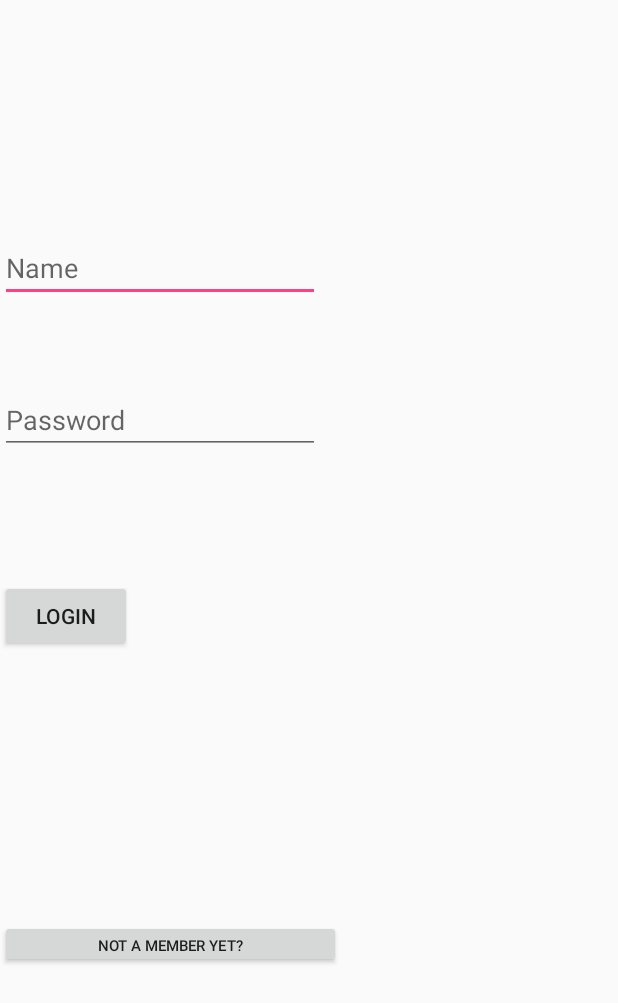
After one commit to bmashlum/WorkoutTracker-1, an Android app: the LoginActivity screen opened directly, with no data from a screen before it, on a phone screen of 412 x 824 dp. The commit adds this screen. Shown: the top 1003 px of the screen. Run offline under Robolectric (Android 15) with nearby library versions, the phone set to English and light mode, and no system bars.

Commit message:
also has login now

```diff
--- a/FitAid App/app/src/main/AndroidManifest.xml
+++ b/FitAid App/app/src/main/AndroidManifest.xml
@@ -19,7 +19,8 @@
                 <category android:name="android.intent.category.LAUNCHER" />
             </intent-filter>
         </activity>
-        <activity android:name=".SignInActivity"></activity>
+        <activity android:name=".SignInActivity" />
+        <activity android:name=".LoginActivity"></activity>
     </application>
 
 </manifest>
--- /dev/null
+++ b/FitAid App/app/src/main/java/com/example/brad/fitaid/LoginActivity.java
@@ -0,0 +1,63 @@
+package com.example.brad.fitaid;
+
+import android.content.Intent;
+import android.support.v7.app.AppCompatActivity;
+import android.os.Bundle;
+import android.view.View;
+import android.widget.Button;
+import android.widget.EditText;
+import android.widget.TextView;
+
+public class LoginActivity extends AppCompatActivity {
+
+
+    private EditText name;
+    private EditText password;
+    private Button enter;
+    private Button login;
+
+
+    //public void validate(String userName, String password){
+       // if ((username == "Admin") && (password == "1234")){
+      //      Intent intent = new Intent( LoginActivity.this, MainActivity.class );
+      //  }
+   // }
+  public void init(){
+
+      enter = findViewById( R.id.enter );
+      enter.setOnClickListener( new View.OnClickListener() {
+          @Override
+          public void onClick(View view) {
+              Intent go1 = new Intent(LoginActivity.this, SignInActivity.class);
+              startActivity(go1);
+          }
+      } );
+  }
+
+  public void init1(){
+      login = findViewById( R.id.login );
+      login.setOnClickListener( new View.OnClickListener() {
+          @Override
+          public void onClick(View view) {
+              Intent go2 = new Intent (LoginActivity.this, MainActivity.class);
+              startActivity(go2);
+          }
+      } );
+  }
+
+
+    @Override
+    protected void onCreate(Bundle savedInstanceState) {
+        super.onCreate( savedInstanceState );
+        setContentView( R.layout.activity_login );
+
+        name = findViewById( R.id.name );
+        password = findViewById( R.id.password );
+        enter = findViewById( R.id.enter );
+        login = findViewById( R.id.login );
+
+    init();
+    init1();
+    }
+
+}
--- a/FitAid App/app/src/main/java/com/example/brad/fitaid/SignInActivity.java
+++ b/FitAid App/app/src/main/java/com/example/brad/fitaid/SignInActivity.java
@@ -1,6 +1,7 @@
 package com.example.brad.fitaid;
 
 import android.content.ContentValues;
+import android.content.Intent;
 import android.database.sqlite.SQLiteDatabase;
 import android.database.sqlite.SQLiteOpenHelper;
 import android.support.v7.app.AppCompatActivity;
@@ -41,6 +42,8 @@ public class SignInActivity extends AppCompatActivity {
                 String phone = _txtphone.getText().toString();
                 insertdata( fname, lname, pass, email, phone );
                 Toast.makeText( getApplicationContext(), "register successfully", Toast.LENGTH_LONG ).show();
+               // Intent go3 = new Intent( SignInActivity.this, LoginActivity.class );
+               // startActivity(go3);
             }
         } );
     }
--- /dev/null
+++ b/FitAid App/app/src/main/res/layout/activity_login.xml
@@ -0,0 +1,52 @@
+<?xml version="1.0" encoding="utf-8"?>
+<android.support.constraint.ConstraintLayout xmlns:android="http://schemas.android.com/apk/res/android"
+    xmlns:app="http://schemas.android.com/apk/res-auto"
+    xmlns:tools="http://schemas.android.com/tools"
+    android:layout_width="match_parent"
+    android:layout_height="match_parent"
+    tools:context=".LoginActivity">
+
+    <EditText
+        android:id="@+id/name"
+        android:layout_width="0dp"
+        android:layout_height="wrap_content"
+        android:layout_marginTop="156dp"
+        android:ems="10"
+        android:hint="Name"
+        android:inputType="textPersonName"
+        app:layout_constraintTop_toTopOf="parent"
+        tools:layout_editor_absoluteX="62dp" />
+
+    <EditText
+        android:id="@+id/password"
+        android:layout_width="0dp"
+        android:layout_height="wrap_content"
+        android:layout_marginTop="56dp"
+        android:ems="10"
+        android:hint="Password"
+        android:inputType="textPassword"
+        app:layout_constraintTop_toBottomOf="@+id/name"
+        tools:layout_editor_absoluteX="62dp" />
+
+    <Button
+        android:id="@+id/login"
+        android:layout_width="wrap_content"
+        android:layout_height="wrap_content"
+        android:layout_marginTop="84dp"
+        android:text="login"
+        app:layout_constraintTop_toBottomOf="@+id/password"
+        tools:layout_editor_absoluteX="126dp" />
+
+    <Button
+        android:id="@+id/enter"
+        android:layout_width="227dp"
+        android:layout_height="32dp"
+        android:layout_marginBottom="8dp"
+        android:layout_marginTop="8dp"
+        android:text="not a member yet?"
+        android:textSize="10sp"
+        app:layout_constraintBottom_toBottomOf="parent"
+        app:layout_constraintTop_toBottomOf="@+id/login"
+        tools:layout_editor_absoluteX="62dp" />
+
+</android.support.constraint.ConstraintLayout>
```
